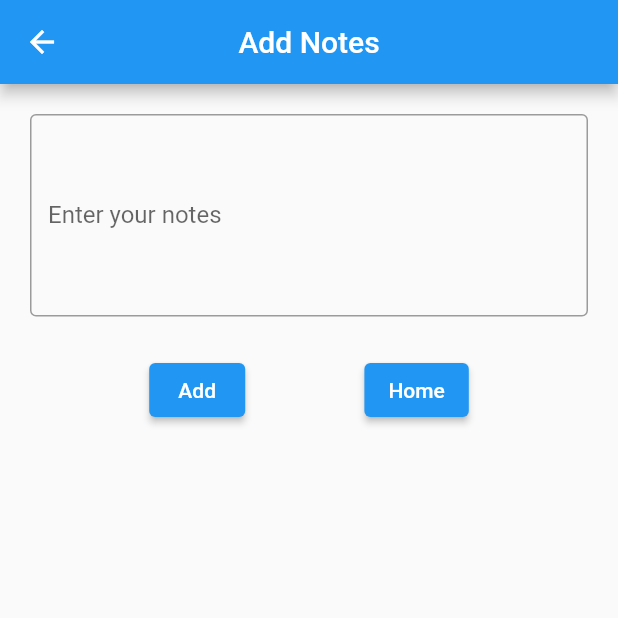
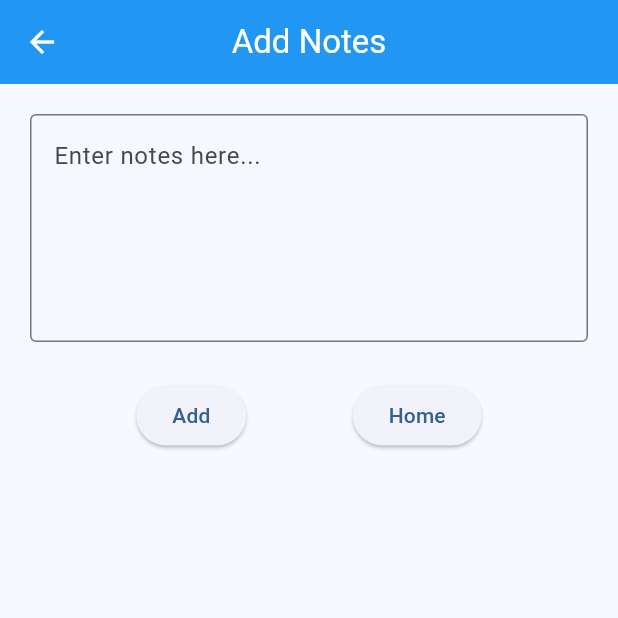
Before and after one commit to Ooozari/App-development, a Flutter app: the screen it shows after launch, after a tap on "Add Notes", on a phone screen of 412 x 824 dp, the top half of it. Run offline on Flutter 3.47's test engine with Material 3 defaults, Android fonts, the light colour scheme and no system bars; our stand-ins replace audioplayers; key blocks and very long unbroken strings in the code were emptied for the run.

Commit message:
Task 3 (Complete): Add Notes Screen

```diff
--- a/Lab11_12/weather_app/lib/add_notes_screen.dart
+++ b/Lab11_12/weather_app/lib/add_notes_screen.dart
@@ -24,7 +24,7 @@ class _AddNotesScreenState extends State<AddNotesScreen> {
               controller: notesController,
               maxLines: 5,
               decoration: const InputDecoration(
-                labelText: "Enter your notes",
+                hintText: "Enter notes here...",
                 border: OutlineInputBorder(),
               ),
             ),
--- a/Lab11_12/weather_app/lib/main.dart
+++ b/Lab11_12/weather_app/lib/main.dart
@@ -13,14 +13,13 @@ class MyApp extends StatelessWidget {
     return MaterialApp(
       debugShowCheckedModeBanner: false,
 
-      // THEME SETTINGS
       theme: ThemeData(
         appBarTheme: const AppBarTheme(
           backgroundColor: Colors.blue,
           foregroundColor: Colors.white,
           centerTitle: true,
         ),
-        useMaterial3: false,
+        colorScheme: ColorScheme.fromSeed(seedColor: Colors.blue),
       ),
 
       home: const HomeScreen(),
@@ -28,18 +27,13 @@ class MyApp extends StatelessWidget {
   }
 }
 
-// -------------------------------------------------------
-// HOME SCREEN
-// -------------------------------------------------------
 class HomeScreen extends StatelessWidget {
   const HomeScreen({super.key});
 
   @override
   Widget build(BuildContext context) {
     return Scaffold(
-      appBar: AppBar(
-        title: const Text("Notepad"),
-      ),
+      appBar: AppBar(title: const Text("Notepad")),
 
       body: Center(
         child: Column(
@@ -57,10 +51,7 @@ class HomeScreen extends StatelessWidget {
               child: const Text("Add Notes"),
             ),
             const SizedBox(height: 20),
-            ElevatedButton(
-              onPressed: () {},
-              child: const Text("Button 2"),
-            ),
+            ElevatedButton(onPressed: () {}, child: const Text("Save Notes")),
           ],
         ),
       ),
```
